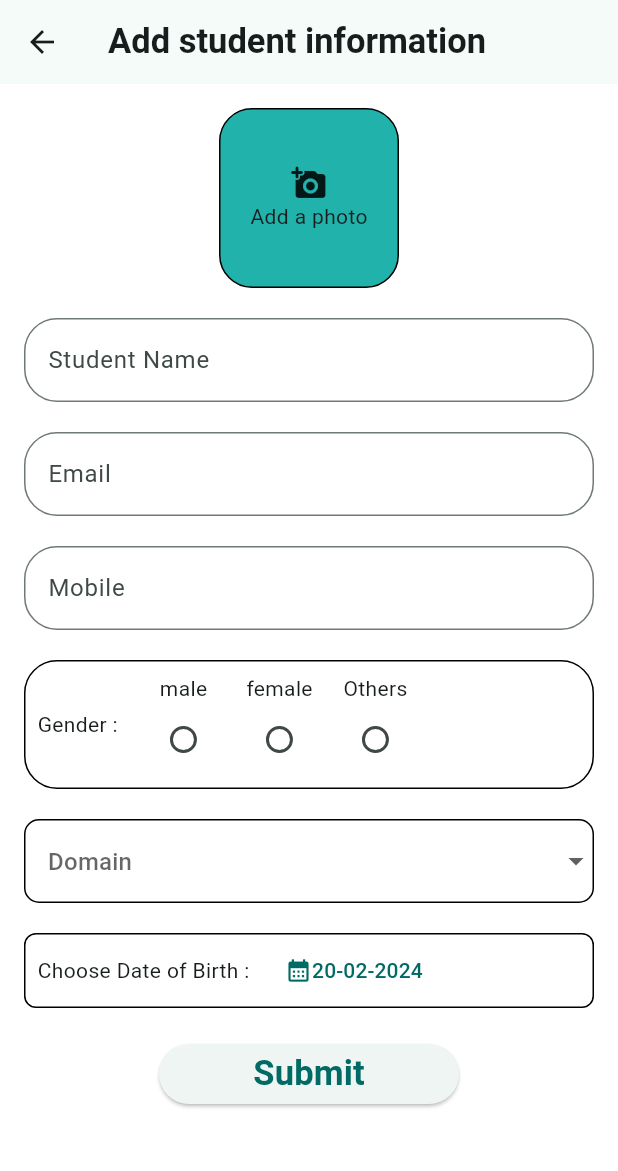
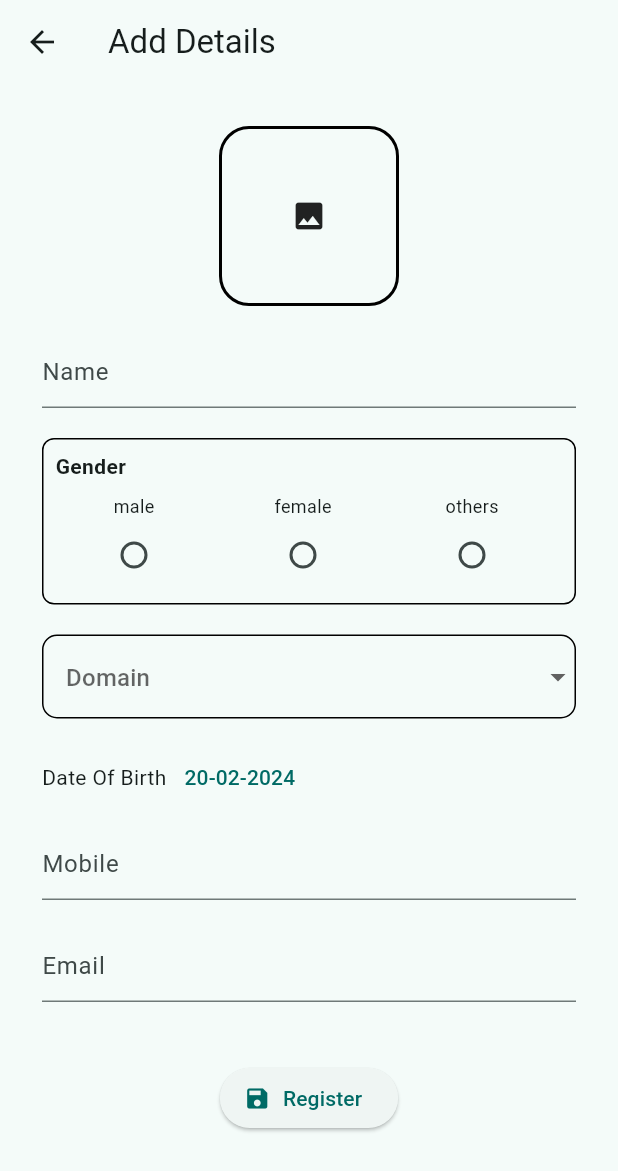
Before and after one commit to PVSarathKrishnan/student_log_application-using-provider, a Flutter app: the HomePage screen opened directly, after a tap on "Register a new student", on a phone screen of 412 x 824 dp. Shown: the top 1171 px of the screen. Run offline on Flutter 3.47's test engine with Material 3 defaults, Android fonts, the phone set to English and light mode, and no system bars; our stand-ins replace flutter_slidable, google_fonts, hive, hive_flutter, image_picker; accounts and stored records are empty.

Commit message:
Final Update

```diff
--- a/analysis_options.yaml
+++ b/analysis_options.yaml
@@ -21,6 +21,7 @@ linter:
   # `// ignore_for_file: name_of_lint` syntax on the line or in the file
   # producing the lint.
   rules:
+    prefer_const_constructors : false,
     # avoid_print: false  # Uncomment to disable the `avoid_print` rule
     # prefer_single_quotes: true  # Uncomment to enable the `prefer_single_quotes` rule
 
--- a/lib/main.dart
+++ b/lib/main.dart
@@ -25,7 +25,7 @@ class MyApp extends StatelessWidget {
   Widget build(BuildContext context) {
     return MultiProvider(
       providers: [
-        ChangeNotifierProvider(create: (context) => StudentProvider(),)
+        ChangeNotifierProvider(create: (context) => StudentProvider(),),
       ],
       child: MaterialApp(
         debugShowCheckedModeBanner: false,
@@ -34,6 +34,7 @@ class MyApp extends StatelessWidget {
           colorScheme: ColorScheme.fromSeed(seedColor: purpleTheme()),
           useMaterial3: true,
         ),
+
         home: HomePage(),
       ),
     );
--- a/lib/services/student_helper.dart
+++ b/lib/services/student_helper.dart
@@ -1,46 +1,51 @@
+
 import 'dart:io';
 
 import 'package:flutter/material.dart';
 import 'package:student_log__provider/model/student_model.dart';
 
-class StudentProvider extends ChangeNotifier {
+class StudentProvider extends ChangeNotifier{
+
   File? profileImage;
   DateTime? dateOfBirth;
   String? gender;
   String? domain;
 
   List<StudentModel> _studentList = [];
-  List<StudentModel> get studentList => _studentList;
+  List<StudentModel> get studentLists => _studentList;
 
   int count = 0;
 
-  // adding image
-  getImage(File image) {
+
+//to add image
+  getImage(File image){
     profileImage = image;
     notifyListeners();
   }
 
-  //adding date of birth
-  getDOB(DateTime dob) {
+//to add dob
+  getDOB(DateTime dob){
     dateOfBirth = dob;
     notifyListeners();
   }
 
-  //to add gender
-  getGender(String g) {
+//to add gender
+  getGender(String g){
     gender = g;
     notifyListeners();
   }
 
-  //to add domain
-  getDomain(String d) {
+//to add domain
+  getDomain(String d){
     domain = d;
     notifyListeners();
   }
 
-  //searching
-  searchStudent(List<StudentModel> newList) {
+  searchStudent(List<StudentModel> newList){
     _studentList = newList;
     notifyListeners();
   }
+
+
+
 }
--- a/lib/views/screens/add_student_page.dart
+++ b/lib/views/screens/add_student_page.dart
@@ -1,52 +1,61 @@
-// ignore_for_file: prefer_const_constructors, prefer_const_literals_to_create_immutables
 import 'dart:io';
 import 'package:flutter/material.dart';
 import 'package:image_picker/image_picker.dart';
 import 'package:intl/intl.dart';
+
 import 'package:provider/provider.dart';
 import 'package:student_log__provider/model/database_functions.dart';
 import 'package:student_log__provider/model/student_model.dart';
 import 'package:student_log__provider/services/student_helper.dart';
+import 'package:student_log__provider/services/validators.dart';
 import 'package:student_log__provider/views/screens/home_page.dart';
-import 'package:student_log__provider/views/styles/text_theme.dart';
-import 'package:student_log__provider/views/styles/theme_colours.dart';
-import 'package:student_log__provider/services/validators.dart';
+import 'package:student_log__provider/views/screens/student_list.dart';
 
-class AddStudentPage extends StatefulWidget {
-  AddStudentPage({super.key, required this.isedit, this.stu});
-  bool isedit = false;
+class AddPage extends StatefulWidget {
+  AddPage({super.key, required this.isEdit, this.stu});
+
+  bool isEdit = false;
   StudentModel? stu;
+
   @override
-  State<AddStudentPage> createState() => _AddStudentPageState();
+  State<AddPage> createState() => _AddPageState();
 }
 
-class _AddStudentPageState extends State<AddStudentPage> {
+class _AddPageState extends State<AddPage> {
   final _formKey = GlobalKey<FormState>();
+
   final _nameController = TextEditingController();
+
   final _mobileController = TextEditingController();
+
   final _emailController = TextEditingController();
-  final gender = ["male", "female", "Others"];
-  String selGender = "";
+
+  final gender = ['male', 'female', 'others'];
+
+  String selGender = '';
+
   final domainList = [
-    'MERN',
-    'MEAN',
+    'MERN - web development',
+    'MEAN - web development',
     'Django and React',
-    'Flutter',
+    'Mobile development using Flutter',
     'Data Science',
-    'Cyber security',
-    "GoLang",
-    "Java",
-    "Unity Game Development",
-    "DevOps"
+    'Cyber security'
   ];
-  String selDomain = "";
+
+  String selDomain = '';
+
   File? _selectedImage;
+
   DateTime dob = DateTime.now();
+
   String? d;
+
   DateTime? db;
+
   @override
   Widget build(BuildContext context) {
-    if (widget.isedit) {
+    if (widget.isEdit) {
       _selectedImage = File(widget.stu!.photo);
       _nameController.text = widget.stu!.name;
       selGender = widget.stu!.gender;
@@ -55,23 +64,18 @@ class _AddStudentPageState extends State<AddStudentPage> {
       _mobileController.text = widget.stu!.mobile;
       _emailController.text = widget.stu!.email;
     }
+
     return Consumer<StudentProvider>(
       builder: (context, value, child) => Scaffold(
-        backgroundColor: Colors.white,
         appBar: AppBar(
-          title: Text(
-            "Add student information",
-            style: text_bold(),
-          ),
-        ),
+            title: widget.isEdit ? Text("Edit details") : Text("Add Details")),
         body: SingleChildScrollView(
           child: Padding(
             padding: const EdgeInsets.all(8.0),
-            child: Center(
             child: Column(
               children: [
                 Padding(
-                    padding: const EdgeInsets.all(8.0),
+                  padding: const EdgeInsets.all(20.0),
                   child: Form(
                       key: _formKey,
                       child: Column(
@@ -91,115 +95,83 @@ class _AddStudentPageState extends State<AddStudentPage> {
                                 width: 120,
                                 clipBehavior: Clip.antiAliasWithSaveLayer,
                                 decoration: BoxDecoration(
-                                    color: purpleTheme(),
-                                    borderRadius: BorderRadius.circular(22),
-                                    border: Border.all(width: 1)),
+                                    borderRadius: BorderRadius.circular(20),
+                                    border: Border.all(width: 2)),
                                 child: _selectedImage != null
                                     ? Image.file(
                                         _selectedImage!,
-                                        filterQuality: FilterQuality.high,
                                         fit: BoxFit.fill,
                                       )
-                                    : Column(
-                                        mainAxisAlignment:
-                                            MainAxisAlignment.center,
-                                        children: [
-                                          Icon(
-                                            Icons.add_a_photo_rounded,
-                                          ),
-                                          Text("Add a photo")
-                                        ],
+                                    : const Icon(Icons.photo),
                               )),
-                          ),
-                          SizedBox(
+                          const SizedBox(
                             height: 20,
                           ),
                           TextFormField(
-                            autocorrect: true,
                             controller: _nameController,
                             validator: Validators.validateFullName,
                             autovalidateMode:
                                 AutovalidateMode.onUserInteraction,
-                            decoration: InputDecoration(
-                                hintText: "Student Name",
-                                border: OutlineInputBorder(
-                                    borderRadius: BorderRadius.circular(22))),
+                            decoration: const InputDecoration(hintText: "Name"),
                           ),
-                          SizedBox(
-                            height: 20,
-                          ),
-                          TextFormField(
-                            autocorrect: true,
-                            validator: Validators.validateEmail,
-                            controller: _emailController,
-                            autovalidateMode:
-                                AutovalidateMode.onUserInteraction,
-                            decoration: InputDecoration(
-                                hintText: "Email",
-                                border: OutlineInputBorder(
-                                    borderRadius: BorderRadius.circular(22))),
-                          ),
-                          SizedBox(
-                            height: 20,
-                          ),
-                          TextFormField(
-                            autocorrect: true,
-                            controller: _mobileController,
-                            validator: Validators.validateMobile,
-                            autovalidateMode:
-                                AutovalidateMode.onUserInteraction,
-                            decoration: InputDecoration(
-                                hintText: "Mobile",
-                                border: OutlineInputBorder(
-                                    borderRadius: BorderRadius.circular(22))),
-                          ),
-                          SizedBox(
+                          const SizedBox(
                             height: 20,
                           ),
                           Container(
                             decoration: BoxDecoration(
                               border: Border.all(color: Colors.black),
-                                borderRadius: BorderRadius.circular(22)),
-                            child: Row(
+                              borderRadius: BorderRadius.circular(8.0),
+                            ),
+                            padding: const EdgeInsets.all(8.0),
+                            child: Column(
+                              crossAxisAlignment: CrossAxisAlignment.start,
                               children: [
-                                Padding(
-                                  padding: const EdgeInsets.all(8.0),
-                                  child: Text("Gender : "),
+                                const Text(
+                                  'Gender',
+                                  style: TextStyle(
+                                    fontWeight: FontWeight.bold,
                                   ),
+                                ),
+                                const SizedBox(height: 8.0),
                                 Row(
+                                  mainAxisAlignment:
+                                      MainAxisAlignment.spaceAround,
                                   children: gender.map((String value1) {
                                     return Container(
-                                      margin: EdgeInsets.all(8),
+                                      margin: const EdgeInsets.only(right: 8.0),
                                       child: Column(
                                         children: [
-                                          Text(value1),
+                                          Text(
+                                            value1,
+                                            style: const TextStyle(
+                                              fontSize: 12,
+                                            ),
+                                          ),
                                           Radio(
                                             value: value1,
                                             groupValue: selGender,
-                                            onChanged: (Selectedvalue) {
+                                            onChanged: (selectedValue) {
                                               selGender =
-                                                  Selectedvalue.toString();
+                                                  selectedValue.toString();
                                               value.getGender(selGender);
                                             },
-                                          )
+                                          ),
                                         ],
                                       ),
                                     );
-                                  }).toList(), // Convert the Iterable<Container> to List<Widget>
-                                ),
-                                SizedBox(
-                                  height: 20,
+                                  }).toList(),
                                 ),
                               ],
                             ),
                           ),
-                          SizedBox(
+                          const SizedBox(
                             height: 20,
                           ),
                           DropdownButtonFormField(
+                              // value: selDomain, - // exception happening
                               validator: (value) {
                                 if (value == null) {
-                                return "Select a domain";
+                                  return "select Domain";
                                 }
                                 return null;
                               },
@@ -208,42 +180,35 @@ class _AddStudentPageState extends State<AddStudentPage> {
                                   focusedBorder: OutlineInputBorder(
                                       borderSide: const BorderSide(
                                           width: 1,
-                                    ),
-                                    borderRadius: BorderRadius.circular(22)),
+                                          color:
+                                              Color.fromRGBO(117, 185, 237, 1)),
+                                      borderRadius:
+                                          BorderRadius.circular(10.0)),
                                   enabledBorder: OutlineInputBorder(
                                       borderSide: const BorderSide(
                                           width: 1, color: Colors.black),
-                                    borderRadius: BorderRadius.circular(10.0))),
+                                      borderRadius:
+                                          BorderRadius.circular(10.0))),
                               items: domainList.map((String domain) {
                                 return DropdownMenuItem(
-                                child: Text(domain),
-                                value: domain,
-                              );
+                                    value: domain, child: Text(domain));
                               }).toList(),
                               onChanged: (String? domain) {
                                 value.getDomain(domain!);
-                            },
+                              }),
+                          const SizedBox(
+                            height: 15,
                           ),
-                          SizedBox(
-                            height: 20,
-                          ),
-                          Container(
-                            decoration: BoxDecoration(
-                                border: Border.all(color: Colors.black),
-                                borderRadius: BorderRadius.circular(8)),
-                            child: Row(
+                          Row(
                             children: [
-                                Padding(
-                                  padding: const EdgeInsets.all(8.0),
-                                  child: Text("Choose Date of Birth : "),
-                                ),
+                              const Text("Date Of Birth"),
                               TextButton(
                                   onPressed: () async {
                                     final DateTime? pickedDate =
                                         await showDatePicker(
                                             context: context,
                                             initialDate: dob,
-                                              firstDate: DateTime(1990),
+                                            firstDate: DateTime(1973),
                                             lastDate: DateTime(2025));
                                     if (pickedDate != null &&
                                         pickedDate != dob) {
@@ -251,43 +216,55 @@ class _AddStudentPageState extends State<AddStudentPage> {
                                       value.getDOB(dob);
                                     }
                                   },
-                                    child: Container(
-                                      child: Row(
-                                        children: [
-                                          Icon(Icons.calendar_month),
-                                          Text(
-                                            DateFormat(
-                                              'dd-MM-yyyy',
-                                            ).format(DateTime.parse("$dob")),
-                                            textAlign: TextAlign.center,
-                                          ),
+                                  child: Text(DateFormat('dd-MM-yyyy')
+                                      .format(DateTime.parse("$dob")))),
                             ],
                           ),
-                                    ))
-                              ],
+                          const SizedBox(
+                            height: 10,
                           ),
+                          TextFormField(
+                            validator: Validators.validateMobile,
+                            autovalidateMode:
+                                AutovalidateMode.onUserInteraction,
+                            controller: _mobileController,
+                            decoration: const InputDecoration(
+                              hintText: "Mobile ",
                             ),
-                          SizedBox(
+                            keyboardType: TextInputType.number,
+                          ),
+                          const SizedBox(
                             height: 20,
                           ),
-                          Container(
-                            width: 200,
-                            child: ElevatedButton(
-                                onPressed: () {
-                                  submit(
-                                      d = value.domain, db = value.dateOfBirth);
-                                },
-                                child: Text(
-                                  "Submit",
-                                  style: text_bold(),
-                                )),
+                          TextFormField(
+                            validator: Validators.validateEmail,
+                            autovalidateMode:
+                                AutovalidateMode.onUserInteraction,
+                            controller: _emailController,
+                            decoration:
+                                const InputDecoration(hintText: "Email"),
+                            keyboardType: TextInputType.emailAddress,
                           )
                         ],
+                      )),
                 ),
+                const SizedBox(
+                  height: 20,
                 ),
-                  )
+                widget.isEdit
+                    ? ElevatedButton.icon(
+                        onPressed: () {
+                          edit(d = value.domain, db = value.dateOfBirth);
+                        },
+                        icon: const Icon(Icons.update),
+                        label: const Text("Update"))
+                    : ElevatedButton.icon(
+                        onPressed: () {
+                          submit(d = value.domain, db = value.dateOfBirth);
+                        },
+                        icon: const Icon(Icons.save),
+                        label: const Text("Register"))
               ],
-              ),
             ),
           ),
         ),
@@ -295,6 +272,7 @@ class _AddStudentPageState extends State<AddStudentPage> {
     );
   }
 
+// ...
   Future<void> submit(String? d, DateTime? db) async {
     final imagePath = _selectedImage?.path;
     final name = _nameController.text.trim();
@@ -311,23 +289,32 @@ class _AddStudentPageState extends State<AddStudentPage> {
           name: name,
           gender: gender,
           domain: domain!,
+          dob: dob,
           mobile: mobile,
           email: email,
-            dob: dob);
-
+        );
         addStudent(student);
         Navigator.pushAndRemoveUntil(
-            context as BuildContext,
+            context,
             MaterialPageRoute(
               builder: (context) => HomePage(),
             ),
             (route) => false);
       } else {
-        ScaffoldMessenger.of(context as BuildContext).showSnackBar(SnackBar(
-          content: Text("Enter All Data"),
+        ScaffoldMessenger.of(context).showSnackBar(
+          const SnackBar(
+            content: Text('Enter all data'),
             duration: Duration(seconds: 2),
-        ));
+          ),
+        );
       }
+    } else {
+      ScaffoldMessenger.of(context).showSnackBar(
+        const SnackBar(
+          content: Text('Enter all data'),
+          duration: Duration(seconds: 2),
+        ),
+      );
     }
   }
 
@@ -345,10 +332,14 @@ class _AddStudentPageState extends State<AddStudentPage> {
     if (_formKey.currentState?.validate() ?? false) {
       if (imagePath != null && dob != null && gender != null) {
         editStudent(id!, imagePath, name, gender, domain!, dob, mobile, email);
+        Navigator.pushAndRemoveUntil(
+            context,
+            MaterialPageRoute(
+              builder: (context) => StudentList(),
+            ),
+            (route) => false);
       } else {
-        // Handle the case where imagePath, dob, or gender is null
-        // print("Error: imagePath, dob, or gender is null");
-        ScaffoldMessenger.of(context as BuildContext).showSnackBar(
+        ScaffoldMessenger.of(context).showSnackBar(
           const SnackBar(
             content: Text('Enter all data'),
             duration: Duration(seconds: 2),
@@ -356,7 +347,7 @@ class _AddStudentPageState extends State<AddStudentPage> {
         );
       }
     } else {
-      ScaffoldMessenger.of(context as BuildContext).showSnackBar(
+      ScaffoldMessenger.of(context).showSnackBar(
         const SnackBar(
           content: Text('Enter all data'),
           duration: Duration(seconds: 2),
--- a/lib/views/screens/home_page.dart
+++ b/lib/views/screens/home_page.dart
@@ -1,6 +1,5 @@
 // ignore_for_file: prefer_const_constructors, prefer_const_literals_to_create_immutables
 import 'package:flutter/material.dart';
-import 'package:lottie/lottie.dart';
 import 'package:provider/provider.dart';
 import 'package:student_log__provider/model/database_functions.dart';
 import 'package:student_log__provider/services/student_helper.dart';
@@ -40,6 +39,10 @@ class _HomePageState extends State<HomePage> {
             child: Column(
               mainAxisAlignment: MainAxisAlignment.center,
               children: [
+                Text(
+                  "Provider",
+                  style: text_bold(),
+                ),
                 Padding(
                   padding:
                       const EdgeInsets.symmetric(horizontal: 32, vertical: 10),
@@ -49,8 +52,8 @@ class _HomePageState extends State<HomePage> {
                     child: InkWell(
                       onTap: () {
                         Navigator.of(context).push(MaterialPageRoute(
-                          builder: (context) => AddStudentPage(
-                            isedit: false,
+                          builder: (context) => AddPage(
+                            isEdit: false,
                           ),
                         ));
                       },
```
Also changed, not shown: lib/model/database_functions.dart (+21 -11 lines), lib/services/DI.dart (added, +23 -0 lines), lib/views/screens/student_list.dart (+15 -4 lines), 1 other file. Lines whose indentation alone changed are shown as unchanged.
